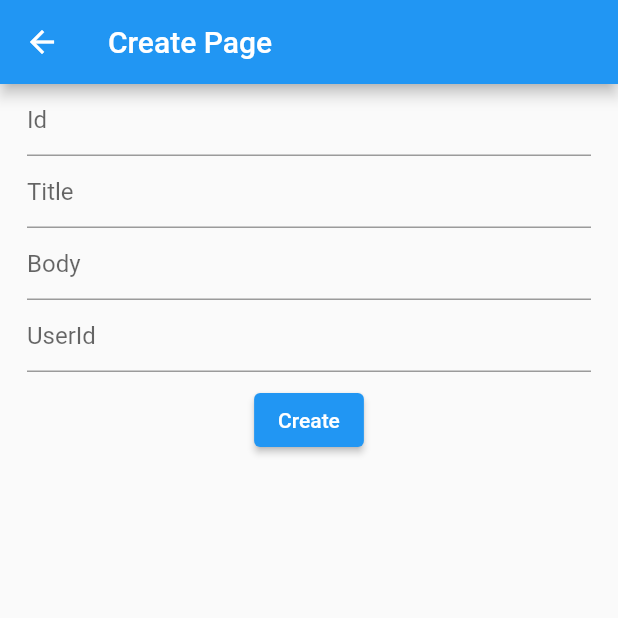
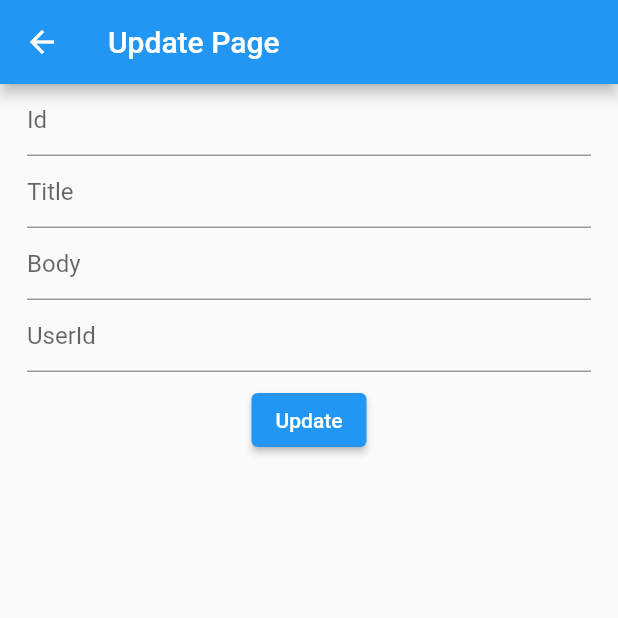
Before and after one commit to islomovgayrat/patterns_provider, a Flutter app: the UpdatePage screen opened by its route, on a phone screen of 412 x 824 dp, the top half of it. Run offline on Flutter 3.47's test engine with Material 2 defaults, Android fonts, the light colour scheme and no system bars; our stand-ins replace flutter_slidable, logger; network calls fail.

Commit message:
update page and create page uploaded

```diff
--- a/lib/models/post_model.dart
+++ b/lib/models/post_model.dart
@@ -4,7 +4,7 @@ class Post {
   String? body;
   int? userId;
 
-  Post(this.id, this.title, this.body, this.userId);
+  Post({this.id, this.title, this.body, this.userId});
 
   Post.fromJson(Map<String, dynamic> json)
       : id = json['id'],
--- a/lib/pages/update.dart
+++ b/lib/pages/update.dart
@@ -1,5 +1,5 @@
 import 'package:flutter/material.dart';
-import 'package:patterns_provider/views/item_of_update_page.dart';
+import 'package:patterns_provider/pages/home.dart';
 
 import '../view_model/update_view_model.dart';
 
@@ -18,7 +18,7 @@ class _UpdatePageState extends State<UpdatePage> {
   Widget build(BuildContext context) {
     return Scaffold(
       appBar: AppBar(
-        title: const Text('Create Page'),
+        title: const Text('Update Page'),
       ),
       body: Stack(
         children: [
@@ -26,23 +26,50 @@ class _UpdatePageState extends State<UpdatePage> {
             padding: const EdgeInsets.symmetric(horizontal: 8.0),
             child: Column(
               children: [
-                itemOfUpdatePage(updateViewModel,
-                    textEditingController: updateViewModel.idController,
-                    hintText: updateViewModel.id),
-                itemOfUpdatePage(updateViewModel,
-                    textEditingController: updateViewModel.titleController,
-                    hintText: updateViewModel.title),
-                itemOfUpdatePage(updateViewModel,
-                    textEditingController: updateViewModel.bodyController,
-                    hintText: updateViewModel.body),
-                itemOfUpdatePage(updateViewModel,
-                    textEditingController: updateViewModel.userIdController,
-                    hintText: updateViewModel.userId),
+                Padding(
+                  padding: const EdgeInsets.only(left: 10, right: 10),
+                  child: TextField(
+                    controller: updateViewModel.idController,
+                    decoration: const InputDecoration(
+                      hintText: 'Id',
+                    ),
+                  ),
+                ),
+                Padding(
+                  padding: const EdgeInsets.only(left: 10, right: 10),
+                  child: TextField(
+                    controller: updateViewModel.titleController,
+                    decoration: const InputDecoration(
+                      hintText: 'Title',
+                    ),
+                  ),
+                ),
+                Padding(
+                  padding: const EdgeInsets.only(left: 10, right: 10),
+                  child: TextField(
+                    controller: updateViewModel.bodyController,
+                    decoration: const InputDecoration(
+                      hintText: 'Body',
+                    ),
+                  ),
+                ),
+                Padding(
+                  padding: const EdgeInsets.only(left: 10, right: 10),
+                  child: TextField(
+                    controller: updateViewModel.userIdController,
+                    decoration: const InputDecoration(
+                      hintText: 'UserId',
+                    ),
+                  ),
+                ),
                 Padding(
                   padding: const EdgeInsets.all(8.0),
                   child: ElevatedButton(
-                    onPressed: () {},
-                    child: const Text('Create'),
+                    onPressed: () {
+                      var post = updateViewModel.post;
+                      updateViewModel.apiPostUpdate(post!);
+                    },
+                    child: const Text('Update'),
                   ),
                 ),
               ],
--- a/lib/views/item_of_update_page.dart
+++ /dev/null
@@ -1,18 +0,0 @@
-import 'package:flutter/material.dart';
-import 'package:patterns_provider/view_model/update_view_model.dart';
-
-Widget itemOfUpdatePage(
-  UpdateViewModel createViewModel, {
-  required TextEditingController textEditingController,
-  required String hintText,
-}) {
-  return Padding(
-    padding: const EdgeInsets.only(left: 10, right: 10),
-    child: TextField(
-      controller: textEditingController,
-      decoration: InputDecoration(
-        hintText: hintText,
-      ),
-    ),
-  );
-}
```
Also changed, not shown: lib/pages/create.dart (+40 -12 lines), lib/services/network.dart (+8 -8 lines), lib/view_model/create_view_model.dart (+35 -0 lines), lib/view_model/update_view_model.dart (+40 -1 lines), lib/views/item_of_create_page.dart (deleted, +0 -18 lines).
